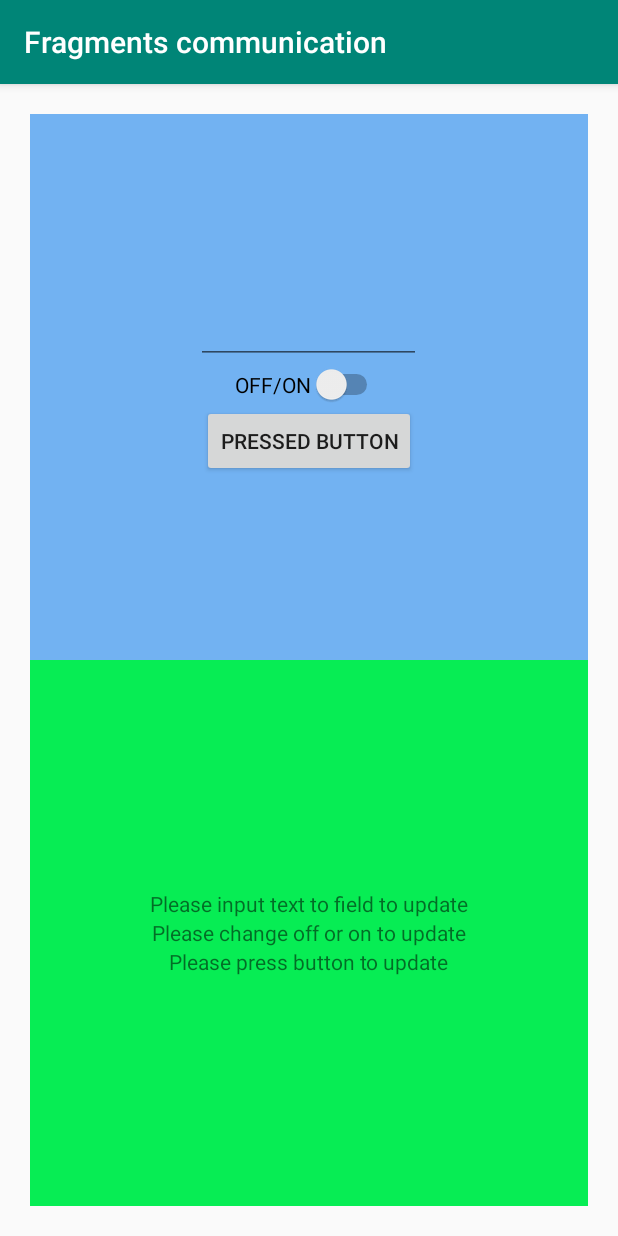
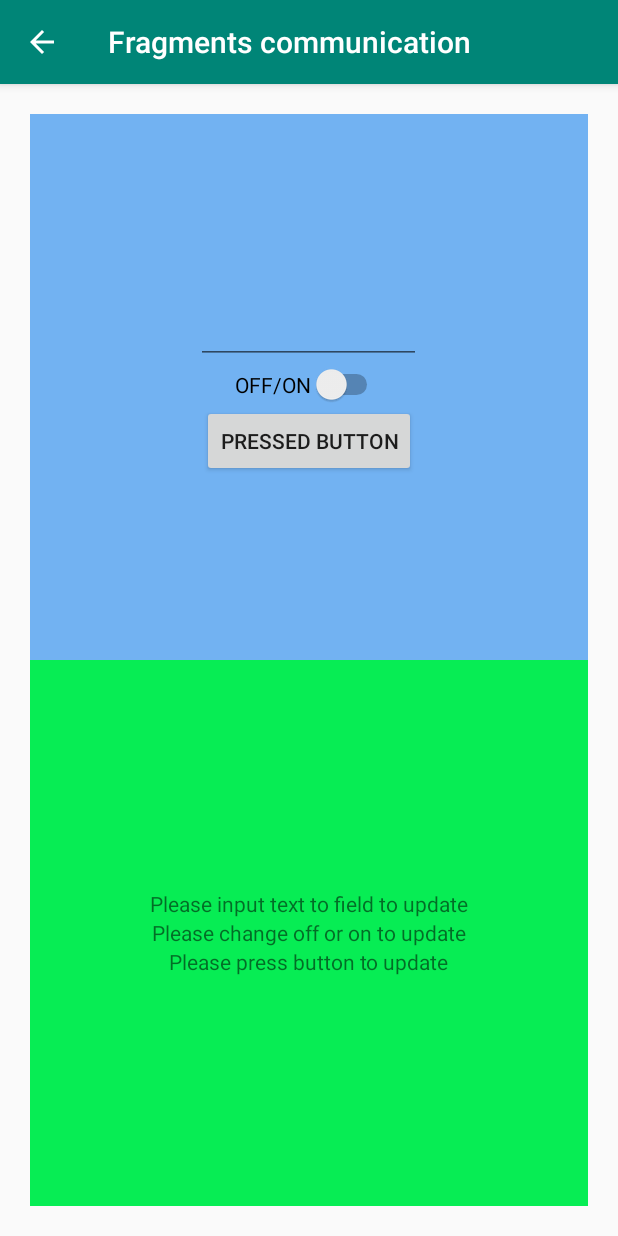
Before and after one commit to banancheg007/HomeTask5, an Android app: the screen it shows after launch (MainActivity), after a tap on "FRAGMENTS COMMUNICATION", on a phone screen of 412 x 824 dp. Run offline under Robolectric (Android 15) with nearby library versions, the phone set to English and light mode, and no system bars.

Commit message:
Change CommunicationFragmant layout to use 2 fragments instead 2 framelayout, because back button returned to empty screen

```diff
--- a/app/src/main/java/my/banancheg/com/homework5/CommunicationFragment.kt
+++ b/app/src/main/java/my/banancheg/com/homework5/CommunicationFragment.kt
@@ -9,16 +9,8 @@ import android.view.ViewGroup
 class CommunicationFragment: Fragment(){
     override fun onCreateView(inflater: LayoutInflater, container: ViewGroup?, savedInstanceState: Bundle?): View? {
         activity!!.title = "Fragments communication"
+        (activity as MainActivity).supportActionBar!!.setDisplayHomeAsUpEnabled(true)
         val view: View = inflater!!.inflate(R.layout.fragment_communication, container, false)
-
-        val fragmentTransaction = activity!!.supportFragmentManager.beginTransaction()
-        fragmentTransaction.replace(R.id.fragment_blue, BlueFragment())
-        fragmentTransaction.addToBackStack(null)
-        //fragmentTransaction.commit()
-
-        fragmentTransaction.replace(R.id.fragment_green, GreenFragment())
-        fragmentTransaction.addToBackStack(null)
-        fragmentTransaction.commit()
         return view
     }
 }
--- a/app/src/main/java/my/banancheg/com/homework5/MainFragment.kt
+++ b/app/src/main/java/my/banancheg/com/homework5/MainFragment.kt
@@ -35,6 +35,8 @@ class MainFragment : Fragment(), View.OnClickListener {
     }
 
     override fun onViewCreated(view: View, savedInstanceState: Bundle?) {
+        activity!!.title = "MySystemApp"
+        (activity as MainActivity).supportActionBar!!.setDisplayHomeAsUpEnabled(false)
         super.onViewCreated(view, savedInstanceState)
         button_fragments_communication.setOnClickListener(this)
         button_system_info.setOnClickListener(this)
--- a/app/src/main/res/layout/fragment_communication.xml
+++ b/app/src/main/res/layout/fragment_communication.xml
@@ -5,15 +5,19 @@
         android:layout_height="match_parent"
         android:padding="20dp"
         android:orientation="vertical">
-            <FrameLayout
+
+            <fragment
                     android:id="@+id/fragment_blue"
+                    android:name="my.banancheg.com.homework5.BlueFragment"
                     android:layout_width="match_parent"
                     android:layout_height="match_parent"
-                    android:layout_weight="1"/>
-            <FrameLayout
+                    android:layout_weight="1" />
+
+            <fragment
                     android:id="@+id/fragment_green"
+                    android:name="my.banancheg.com.homework5.GreenFragment"
                     android:layout_width="match_parent"
                     android:layout_height="match_parent"
-                    android:layout_weight="1"/>
+                    android:layout_weight="1" />
 
 </LinearLayout>
```
